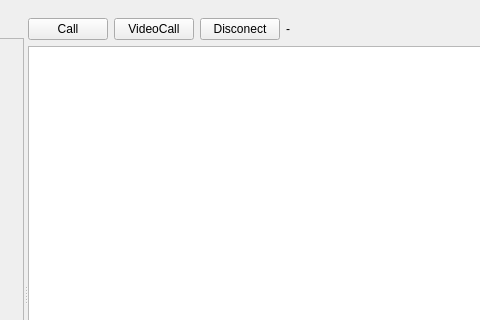
Old version of the form miMessageClient/mainwindow.ui in the repository lucky-rydar/miMessage; both pictures show x 105 to 585 and y 0 to 320 of the 811 by 588 pixel window.
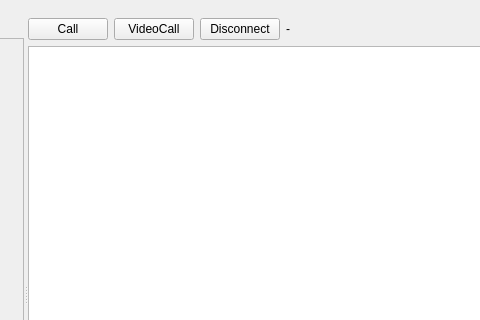
New version of the form.

Patch:
```diff
--- a/miMessageClient/mainwindow.ui
+++ b/miMessageClient/mainwindow.ui
@@ -414,7 +414,7 @@
               <item>
                <widget class="QPushButton" name="dsconnectButton">
                 <property name="text">
-                 <string>Disconect</string>
+                 <string>Disconnect</string>
                 </property>
                </widget>
               </item>
```
Left out of the diff: 2 changed lines with no effect on the pictures.
